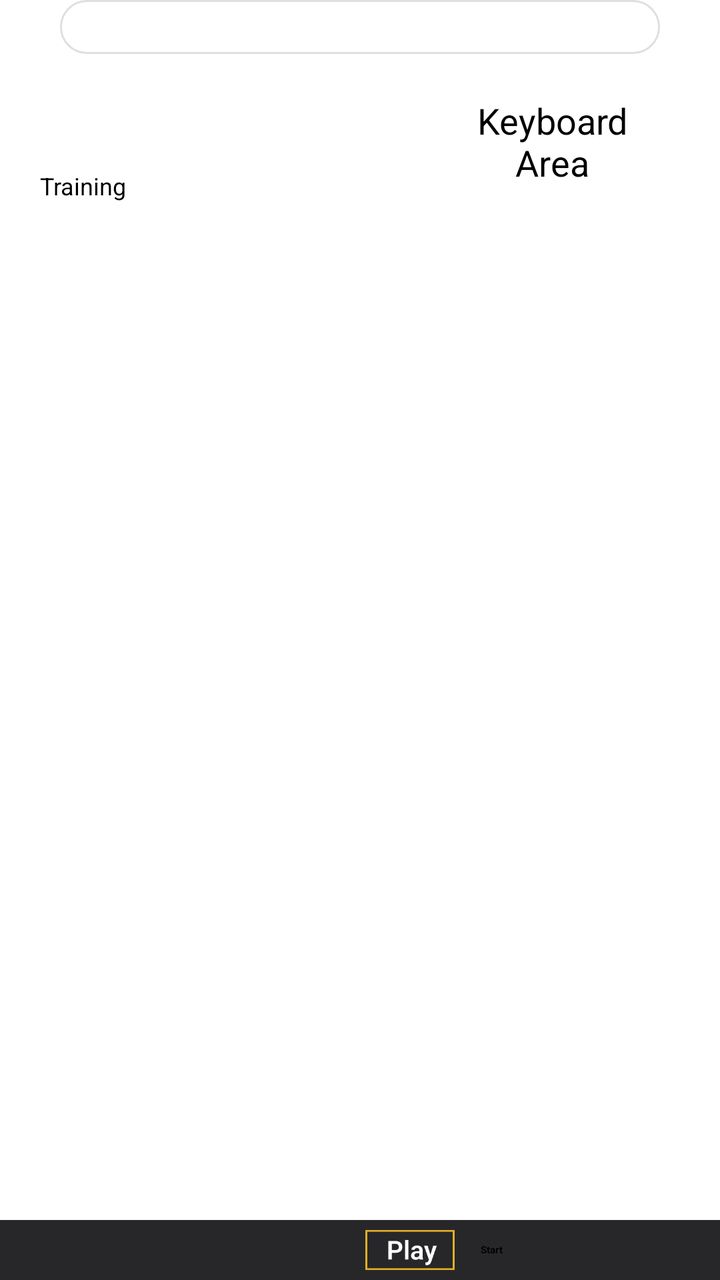
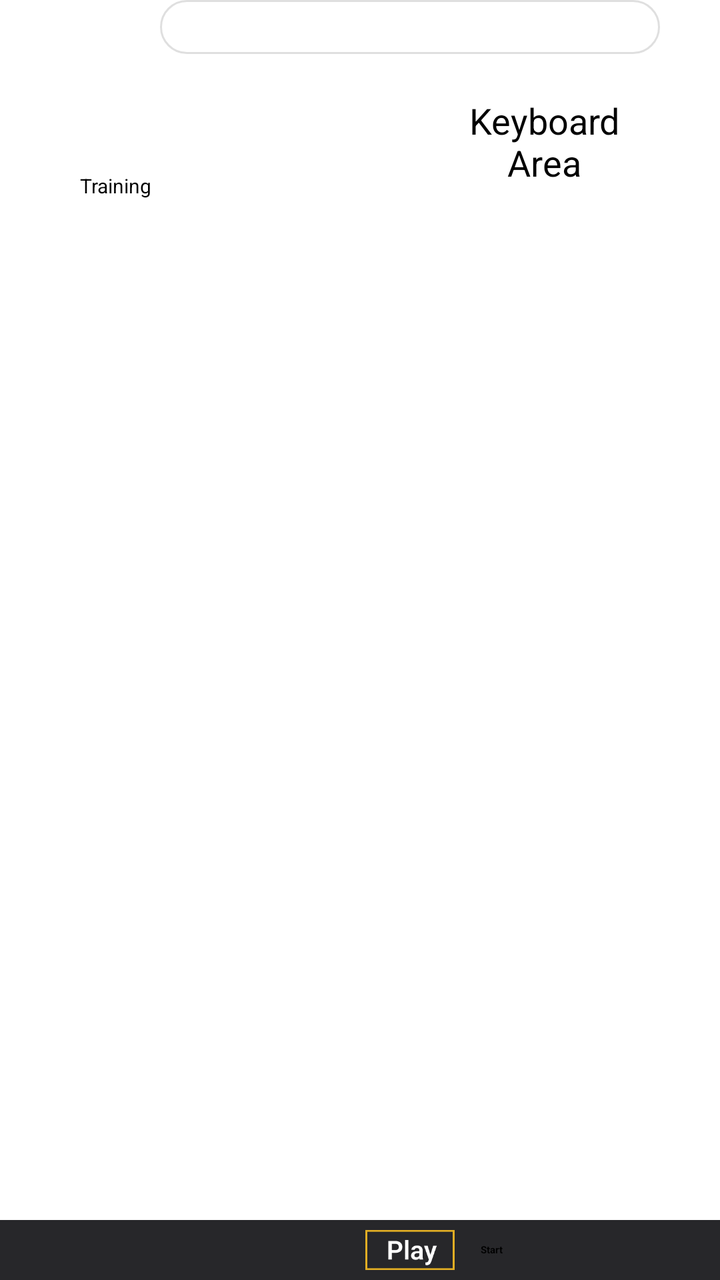

Two renders of the same Android screen: before a commit and after it. Below are the layout's source before the change and the commit's diff.
<!-- AndroidManifest.xml: application theme Theme.PlatinumKaraoke -->
<!-- res/layout/fragment_search.xml -->
<?xml version="1.0" encoding="utf-8"?>
<FrameLayout xmlns:android="http://schemas.android.com/apk/res/android"
    xmlns:tools="http://schemas.android.com/tools"
    android:layout_width="match_parent"
    android:layout_height="match_parent"
    xmlns:app="http://schemas.android.com/apk/res-auto"
    tools:context=".SearchFragment"
    android:layout_marginTop="20dp">

    <LinearLayout
        android:layout_width="match_parent"
        android:layout_height="match_parent"
        android:orientation="vertical">

        
        <LinearLayout
            android:layout_width="match_parent"
            android:layout_height="wrap_content"
            android:orientation="horizontal"
            android:layout_marginStart="30dp"
            android:layout_marginEnd="30dp"
            android:gravity="center_vertical">

            
            <LinearLayout
                android:id="@+id/active_category_container"
                android:layout_width="wrap_content"
                android:layout_height="wrap_content"
                android:orientation="horizontal" />

            
            <EditText
                android:id="@+id/search"
                android:layout_width="match_parent"
                android:layout_height="wrap_content"
                android:background="@drawable/search_radius"
                android:focusable="true"
                android:focusableInTouchMode="true"
                android:hint="@string/search_hint"
                android:inputType="none"
                android:paddingHorizontal="10dp"
                android:paddingVertical="4dp"
                android:textColor="#FFFFFF"
                android:textColorHint="#BDFFFFFF"
                android:textSize="14sp"
                />
        </LinearLayout>

        
        <HorizontalScrollView
            android:layout_width="match_parent"
            android:layout_height="wrap_content"
            android:layout_marginStart="50dp"
            android:scrollbars="none"
            android:fadingEdge="horizontal"
            android:fadingEdgeLength="40dp"
            android:requiresFadingEdge="horizontal"
            android:clipToPadding="false">

            <LinearLayout
                android:id="@+id/choice_category_container"
                android:layout_width="wrap_content"
                android:layout_height="wrap_content"
                android:orientation="horizontal"/>

        </HorizontalScrollView>

        
        <LinearLayout
            android:layout_width="match_parent"
            android:layout_height="wrap_content"
            android:orientation="horizontal"
            android:baselineAligned="false"
            android:paddingHorizontal="20dp"
            android:layout_marginTop="5dp"
            android:layout_weight="1">
            <LinearLayout
                android:layout_width="0dp"
                android:layout_height="wrap_content"
                android:layout_weight="3"
                android:focusable="true"
                android:focusableInTouchMode="true">
                <TextView
                    android:layout_width="wrap_content"
                    android:layout_height="wrap_content"
                    android:textSize="12sp"
                    android:layout_marginEnd="10dp"
                    android:text="Training"
                    android:layout_gravity="center"
                    android:duplicateParentState="true"
                    />
                <TextView
                    android:text="17518"
                    android:layout_weight="1"
                    style="@style/SongInfo"/>
                <TextView
                    android:text="A Beautiful Lie 30"
                    android:layout_weight="4"
                    style="@style/SongInfo"/>
                <TextView
                    android:text="To Mars"
                    android:layout_weight="2"
                    style="@style/SongInfo"/>

            </LinearLayout>
            <LinearLayout
                android:layout_width="0dp"
                android:layout_height="wrap_content"
                android:layout_weight="2">
                <TextView
                    android:layout_width="match_parent"
                    android:layout_height="wrap_content"
                    android:textAlignment="center"
                    android:text="Keyboard Area"
                    android:textSize="18sp"
                    android:padding="16dp"/>
            </LinearLayout>
        </LinearLayout>

    
        <LinearLayout
            android:layout_width="match_parent"
            android:layout_height="wrap_content"
            android:orientation="horizontal"
            android:background="#27272A">
            <Space
                android:layout_width="0dp"
                android:layout_height="wrap_content"
                android:layout_weight="1"/>
            <LinearLayout
                android:layout_width="0dp"
                android:layout_height="wrap_content"
                android:layout_weight="1">

                <LinearLayout
                    android:layout_width="0dp"
                    android:layout_height="wrap_content"
                    android:layout_weight="1">
                    <ImageView
                        android:layout_width="50dp"
                        android:layout_height="20dp"
                        android:layout_marginEnd="10dp"
                        android:layout_marginVertical="5dp"
                        android:src="@drawable/guide_play"
                        />
                    <TextView
                        android:layout_width="wrap_content"
                        android:layout_height="wrap_content"
                        android:text="Start"
                        android:textAlignment="center"
                        android:layout_gravity="center"
                        android:textStyle="bold"/>
                </LinearLayout>

            </LinearLayout>

        </LinearLayout>

    </LinearLayout>


</FrameLayout>
<!-- resources referenced by this layout -->
<resources>
  <!-- drawable guide_play: png bitmap (drawable, 1862 bytes) -->
  <!-- drawable search_radius (drawable) -->
  <?xml version="1.0" encoding="utf-8"?>
  <shape xmlns:android="http://schemas.android.com/apk/res/android">
  
      
      <solid android:color="#50FFFFFF"/>
  
      
      <corners android:radius="30dp"/>
  
      
      <stroke
          android:width="1dp"
          android:color="#20000000"/>
  
  </shape>
  <string name="search_hint">Search...</string>
  <style name="SongInfo">
          <item name="android:layout_width">wrap_content</item>
          <item name="android:layout_height">wrap_content</item>
          <item name="android:layout_marginEnd">10dp</item>
          <item name="android:textSize">20dp</item>
          <item name="android:duplicateParentState">true</item>
          <item name="android:textColor">@color/focus_text_color</item>
          <item name="android:textStyle">bold</item>
      </style>
  <style name="Theme.PlatinumKaraoke" parent="@style/Theme.Leanback" />
</resources>

<!-- the commit's change to res/layout/fragment_search.xml (unified diff, before → after) -->
@@ -5,7 +5,7 @@
     android:layout_height="match_parent"
     xmlns:app="http://schemas.android.com/apk/res-auto"
     tools:context=".SearchFragment"
-    android:layout_marginTop="20dp">
+    android:layout_marginTop="40dp">
 
     <LinearLayout
         android:layout_width="match_parent"
@@ -17,7 +17,7 @@
             android:layout_width="match_parent"
             android:layout_height="wrap_content"
             android:orientation="horizontal"
-            android:layout_marginStart="30dp"
+            android:layout_marginStart="80dp"
             android:layout_marginEnd="30dp"
             android:gravity="center_vertical">
 
@@ -50,7 +50,8 @@
         <HorizontalScrollView
             android:layout_width="match_parent"
             android:layout_height="wrap_content"
-            android:layout_marginStart="50dp"
+            android:layout_marginStart="100dp"
+            android:layout_marginEnd="40dp"
             android:scrollbars="none"
             android:fadingEdge="horizontal"
             android:fadingEdgeLength="40dp"
@@ -71,7 +72,8 @@
             android:layout_height="wrap_content"
             android:orientation="horizontal"
             android:baselineAligned="false"
-            android:paddingHorizontal="20dp"
+            android:paddingEnd="30dp"
+            android:paddingStart="40dp"
             android:layout_marginTop="5dp"
             android:layout_weight="1">
             <LinearLayout
@@ -83,7 +85,7 @@
                 <TextView
                     android:layout_width="wrap_content"
                     android:layout_height="wrap_content"
-                    android:textSize="12sp"
+                    android:textSize="10sp"
                     android:layout_marginEnd="10dp"
                     android:text="Training"
                     android:layout_gravity="center"
@@ -103,6 +105,7 @@
                     style="@style/SongInfo"/>
 
             </LinearLayout>
+            
             <LinearLayout
                 android:layout_width="0dp"
                 android:layout_height="wrap_content"
